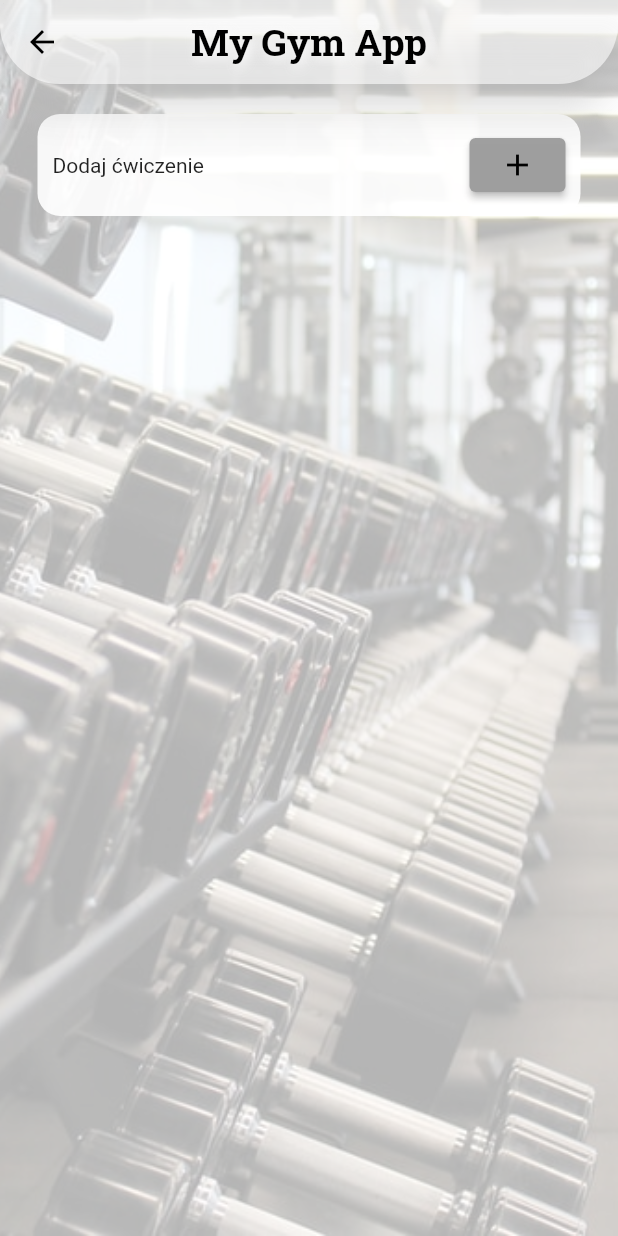
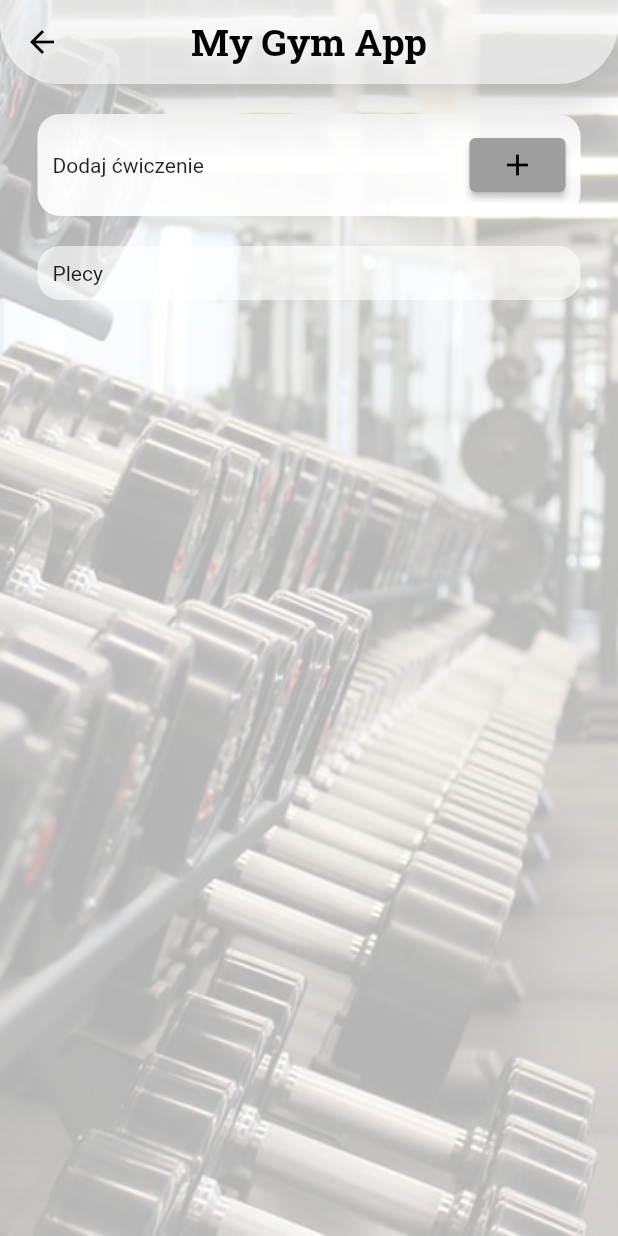
Before and after one commit to sebastiangirsza/my_gym_app, a Flutter app: the screen it shows once a user with an empty profile is signed in, item 2 of the bottom bar chosen, after a tap on "Ćwiczenia", on a phone screen of 412 x 824 dp. Run offline on Flutter 3.47's test engine with Material 2 defaults, Android fonts, the phone set to English and light mode, and no system bars; our stand-ins replace bloc, cloud_firestore, firebase_auth, firebase_core, flutter_bloc, google_fonts; accounts and stored records are empty.

```diff
--- a/lib/app/features/home/plans/exercises/exercises_page_content.dart
+++ b/lib/app/features/home/plans/body_parts/exercises/body_part_back_page_content.dart
@@ -2,18 +2,19 @@ import 'package:flutter/material.dart';
 import 'package:flutter_bloc/flutter_bloc.dart';
 import 'package:google_fonts/google_fonts.dart';
 import 'package:my_gym_app/app/features/home/plans/add_exercises/add_exercises_page_content.dart';
-import 'package:my_gym_app/app/features/home/plans/exercises/cubit/exercises_cubit.dart';
+import 'package:my_gym_app/app/features/home/plans/body_parts/cubit/exercises_cubit.dart';
 
-class ExercisesPageContent extends StatefulWidget {
-  const ExercisesPageContent({
+class BodyPartBackPageContent extends StatefulWidget {
+  const BodyPartBackPageContent({
     Key? key,
   }) : super(key: key);
 
   @override
-  State<ExercisesPageContent> createState() => _ExercisesPageContentState();
+  State<BodyPartBackPageContent> createState() =>
+      _BodyPartBackPageContentState();
 }
 
-class _ExercisesPageContentState extends State<ExercisesPageContent> {
+class _BodyPartBackPageContentState extends State<BodyPartBackPageContent> {
   @override
   Widget build(BuildContext context) {
     return BlocProvider(
@@ -99,6 +100,7 @@ class _ExercisesPageContentState extends State<ExercisesPageContent> {
                         )),
                   ),
                   for (final document in documents) ...[
+                    if (document['body_part'] == 'Plecy') ...[
                       Padding(
                         padding: const EdgeInsets.only(
                             top: 10.0, bottom: 10.0, left: 25, right: 25),
@@ -120,10 +122,6 @@ class _ExercisesPageContentState extends State<ExercisesPageContent> {
                                       crossAxisAlignment:
                                           CrossAxisAlignment.start,
                                       children: [
-                                      Text(document['body_part']),
-                                      const SizedBox(
-                                        height: 5,
-                                      ),
                                         Text(document['exercises']),
                                       ],
                                     ),
@@ -143,6 +141,7 @@ class _ExercisesPageContentState extends State<ExercisesPageContent> {
                       ),
                     ],
                   ],
+                ],
               ),
             ),
           );
--- /dev/null
+++ b/lib/app/features/home/plans/body_parts/exercises_page_content.dart
@@ -0,0 +1,138 @@
+import 'package:flutter/material.dart';
+import 'package:flutter_bloc/flutter_bloc.dart';
+import 'package:google_fonts/google_fonts.dart';
+import 'package:my_gym_app/app/features/home/plans/add_exercises/add_exercises_page_content.dart';
+import 'package:my_gym_app/app/features/home/plans/body_parts/cubit/exercises_cubit.dart';
+
+class ExercisesPageContent extends StatefulWidget {
+  const ExercisesPageContent({
+    Key? key,
+  }) : super(key: key);
+
+  @override
+  State<ExercisesPageContent> createState() => _ExercisesPageContentState();
+}
+
+class _ExercisesPageContentState extends State<ExercisesPageContent> {
+  @override
+  Widget build(BuildContext context) {
+    return BlocProvider(
+      create: (context) => ExercisesCubit()..start(),
+      child: BlocBuilder<ExercisesCubit, ExercisesState>(
+        builder: (context, state) {
+          if (state.errorMessage.isNotEmpty) {
+            return const Center(child: Text('Coś poszło nie tak'));
+          }
+          if (state.isLoading) {
+            return const Center(child: CircularProgressIndicator());
+          }
+
+          final documents = state.documents;
+
+          return Container(
+            decoration: const BoxDecoration(
+              image: DecorationImage(
+                opacity: 0.3,
+                image: AssetImage(
+                  'images/login_page_wallpaper.jpg',
+                ),
+                fit: BoxFit.cover,
+              ),
+            ),
+            child: Scaffold(
+              backgroundColor: Colors.transparent,
+              appBar: AppBar(
+                shadowColor: Colors.white,
+                elevation: 10,
+                backgroundColor: Colors.white.withOpacity(0.6),
+                centerTitle: true,
+                shape: const RoundedRectangleBorder(
+                  borderRadius: BorderRadius.only(
+                    bottomLeft: Radius.circular(40),
+                    bottomRight: Radius.circular(40),
+                  ),
+                ),
+                title: Text(
+                  'My Gym App',
+                  style: GoogleFonts.robotoSlab(
+                    shadows: const <Shadow>[
+                      Shadow(
+                        offset: Offset(2, 2),
+                        blurRadius: 8.0,
+                        color: Colors.white,
+                      ),
+                    ],
+                    fontSize: 25,
+                    fontWeight: FontWeight.bold,
+                    color: Color.fromARGB(255, 0, 0, 0),
+                  ),
+                ),
+              ),
+              body: ListView(
+                children: [
+                  Padding(
+                    padding: const EdgeInsets.only(
+                        top: 20.0, bottom: 10.0, left: 25, right: 25),
+                    child: Container(
+                        decoration: BoxDecoration(
+                          borderRadius: BorderRadius.circular(15),
+                          color: Colors.white.withOpacity(0.9),
+                        ),
+                        child: Padding(
+                          padding: const EdgeInsets.all(10.0),
+                          child: Row(
+                            mainAxisAlignment: MainAxisAlignment.spaceBetween,
+                            children: [
+                              const Text('Dodaj ćwiczenie'),
+                              ElevatedButton(
+                                  onPressed: () {
+                                    Navigator.of(context).push(
+                                      MaterialPageRoute(
+                                        builder: (_) =>
+                                            const AddExercisesPageContent(),
+                                      ),
+                                    );
+                                  },
+                                  child: const Icon(Icons.add))
+                            ],
+                          ),
+                        )),
+                  ),
+                  Padding(
+                    padding: const EdgeInsets.only(
+                        top: 10.0, bottom: 10.0, left: 25, right: 25),
+                    child: Column(
+                      crossAxisAlignment: CrossAxisAlignment.start,
+                      children: [
+                        Container(
+                          decoration: BoxDecoration(
+                            borderRadius: BorderRadius.circular(15),
+                            color: Colors.white.withOpacity(0.6),
+                          ),
+                          child: Padding(
+                            padding: const EdgeInsets.all(10.0),
+                            child: Row(
+                              mainAxisAlignment: MainAxisAlignment.spaceBetween,
+                              children: [
+                                Column(
+                                  crossAxisAlignment: CrossAxisAlignment.start,
+                                  children: const [
+                                    Text('Plecy'),
+                                  ],
+                                ),
+                              ],
+                            ),
+                          ),
+                        ),
+                      ],
+                    ),
+                  ),
+                ],
+              ),
+            ),
+          );
+        },
+      ),
+    );
+  }
+}
--- a/lib/app/features/home/plans/plans_page_content.dart
+++ b/lib/app/features/home/plans/plans_page_content.dart
@@ -1,41 +1,43 @@
 import 'package:flutter/material.dart';
 import 'package:google_fonts/google_fonts.dart';
-import 'package:my_gym_app/app/features/home/plans/exercises/exercises_page_content.dart';
+import 'package:my_gym_app/app/features/home/plans/body_parts/exercises/body_part_back_page_content.dart';
+import 'package:my_gym_app/app/features/home/plans/body_parts/exercises_page_content.dart';
 
-class PlansPageContent extends StatefulWidget {
+class PlansPageContent extends StatelessWidget {
   const PlansPageContent({
     Key? key,
   }) : super(key: key);
 
   @override
-  State<PlansPageContent> createState() => _PlansPageContentState();
-}
-
-class _PlansPageContentState extends State<PlansPageContent> {
-  @override
   Widget build(BuildContext context) {
-    return Center(
-      child: ListView(
-        children: const [
-          TitlePlans(),
-          TitleNewPlan(),
-          TitleExercises(),
-        ],
-      ),
-    );
+    return _myListView(context);
   }
 }
 
-class TitleExercises extends StatelessWidget {
-  const TitleExercises({
-    Key? key,
-  }) : super(key: key);
+Widget _myListView(BuildContext context) {
+  final result = [
+    'Ćwiczenia',
+    'Twoje plany',
+    'Utwórz nowy plan',
+  ];
 
-  @override
-  Widget build(BuildContext context) {
+  final image = [
+    'images/exercises.jpg',
+    'images/plans.jpeg',
+    'images/newplan.jpg',
+  ];
+
+  final routes = [
+    const ExercisesPageContent(),
+    const BodyPartBackPageContent(),
+    const ExercisesPageContent(),
+  ];
+  return ListView.builder(
+      itemCount: result.length,
+      itemBuilder: (context, index) {
         return Padding(
-      padding:
-          const EdgeInsets.only(top: 20.0, bottom: 10.0, left: 25, right: 25),
+          padding: const EdgeInsets.only(
+              top: 20.0, bottom: 10.0, left: 25, right: 25),
           child: Container(
             decoration: BoxDecoration(
               borderRadius: BorderRadius.circular(15),
@@ -44,10 +46,10 @@ class TitleExercises extends StatelessWidget {
             child: Container(
               decoration: BoxDecoration(
                 borderRadius: BorderRadius.circular(15),
-            image: const DecorationImage(
+                image: DecorationImage(
                   opacity: 0.9,
                   image: AssetImage(
-                'images/exercises.jpg',
+                    (image[index]),
                   ),
                   fit: BoxFit.cover,
                 ),
@@ -57,7 +59,7 @@ class TitleExercises extends StatelessWidget {
                 onTap: () {
                   Navigator.of(context).push(
                     MaterialPageRoute(
-                  builder: (_) => const ExercisesPageContent(),
+                      builder: (_) => (routes[index]),
                     ),
                   );
                 },
@@ -68,7 +70,7 @@ class TitleExercises extends StatelessWidget {
                     crossAxisAlignment: CrossAxisAlignment.start,
                     children: [
                       Text(
-                    'Ćwiczenia',
+                        result[index],
                         style: GoogleFonts.robotoSlab(
                           shadows: const <Shadow>[
                             Shadow(
@@ -89,137 +91,5 @@ class TitleExercises extends StatelessWidget {
             ),
           ),
         );
+      });
 }
-}
-
-class TitlePlans extends StatelessWidget {
-  const TitlePlans({
-    Key? key,
-  }) : super(key: key);
-
-  @override
-  Widget build(BuildContext context) {
-    return Padding(
-      padding:
-          const EdgeInsets.only(top: 20.0, bottom: 10.0, left: 25, right: 25),
-      child: Container(
-        decoration: BoxDecoration(
-          borderRadius: BorderRadius.circular(15),
-          color: Colors.white,
-        ),
-        child: Container(
-          decoration: BoxDecoration(
-            borderRadius: BorderRadius.circular(15),
-            image: const DecorationImage(
-              opacity: 0.9,
-              image: AssetImage(
-                'images/plans.jpeg',
-              ),
-              fit: BoxFit.cover,
-            ),
-          ),
-          height: 100,
-          child: InkWell(
-            onTap: () {
-              Navigator.of(context).push(
-                MaterialPageRoute(
-                  builder: (_) => const ExercisesPageContent(),
-                ),
-              );
-            },
-            child: Padding(
-              padding: const EdgeInsets.all(10.0),
-              child: Column(
-                mainAxisAlignment: MainAxisAlignment.center,
-                crossAxisAlignment: CrossAxisAlignment.start,
-                children: [
-                  Text(
-                    'Twoje plany',
-                    style: GoogleFonts.robotoSlab(
-                      shadows: const <Shadow>[
-                        Shadow(
-                          offset: Offset(2, 2),
-                          blurRadius: 20.0,
-                          color: Color.fromARGB(255, 0, 0, 0),
-                        ),
-                      ],
-                      fontSize: 20,
-                      fontWeight: FontWeight.bold,
-                      color: const Color.fromARGB(255, 255, 255, 255),
-                    ),
-                  ),
-                ],
-              ),
-            ),
-          ),
-        ),
-      ),
-    );
-  }
-}
-
-class TitleNewPlan extends StatelessWidget {
-  const TitleNewPlan({
-    Key? key,
-  }) : super(key: key);
-
-  @override
-  Widget build(BuildContext context) {
-    return Padding(
-      padding:
-          const EdgeInsets.only(top: 20.0, bottom: 10.0, left: 25, right: 25),
-      child: Container(
-        decoration: BoxDecoration(
-          borderRadius: BorderRadius.circular(15),
-          color: Colors.white,
-        ),
-        child: Container(
-          decoration: BoxDecoration(
-            borderRadius: BorderRadius.circular(15),
-            image: const DecorationImage(
-              opacity: 0.9,
-              image: AssetImage(
-                'images/newplan.jpg',
-              ),
-              fit: BoxFit.cover,
-            ),
-          ),
-          height: 100,
-          child: InkWell(
-            onTap: () {
-              Navigator.of(context).push(
-                MaterialPageRoute(
-                  builder: (_) => const ExercisesPageContent(),
-                ),
-              );
-            },
-            child: Padding(
-              padding: const EdgeInsets.all(10.0),
-              child: Column(
-                mainAxisAlignment: MainAxisAlignment.center,
-                crossAxisAlignment: CrossAxisAlignment.start,
-                children: [
-                  Text(
-                    'Utwórz nowy plan',
-                    style: GoogleFonts.robotoSlab(
-                      shadows: const <Shadow>[
-                        Shadow(
-                          offset: Offset(2, 2),
-                          blurRadius: 20.0,
-                          color: Color.fromARGB(255, 0, 0, 0),
-                        ),
-                      ],
-                      fontSize: 20,
-                      fontWeight: FontWeight.bold,
-                      color: const Color.fromARGB(255, 255, 255, 255),
-                    ),
-                  ),
-                ],
-              ),
-            ),
-          ),
-        ),
-      ),
-    );
-  }
-}
```
Also changed, not shown: lib/app/features/home/plans/body_parts/cubit/exercises_cubit.dart (renamed from lib/app/features/home/plans/exercises/cubit/exercises_cubit.dart), lib/app/features/home/plans/body_parts/cubit/exercises_state.dart (renamed from lib/app/features/home/plans/exercises/cubit/exercises_state.dart). Lines whose indentation alone changed are shown as unchanged.
